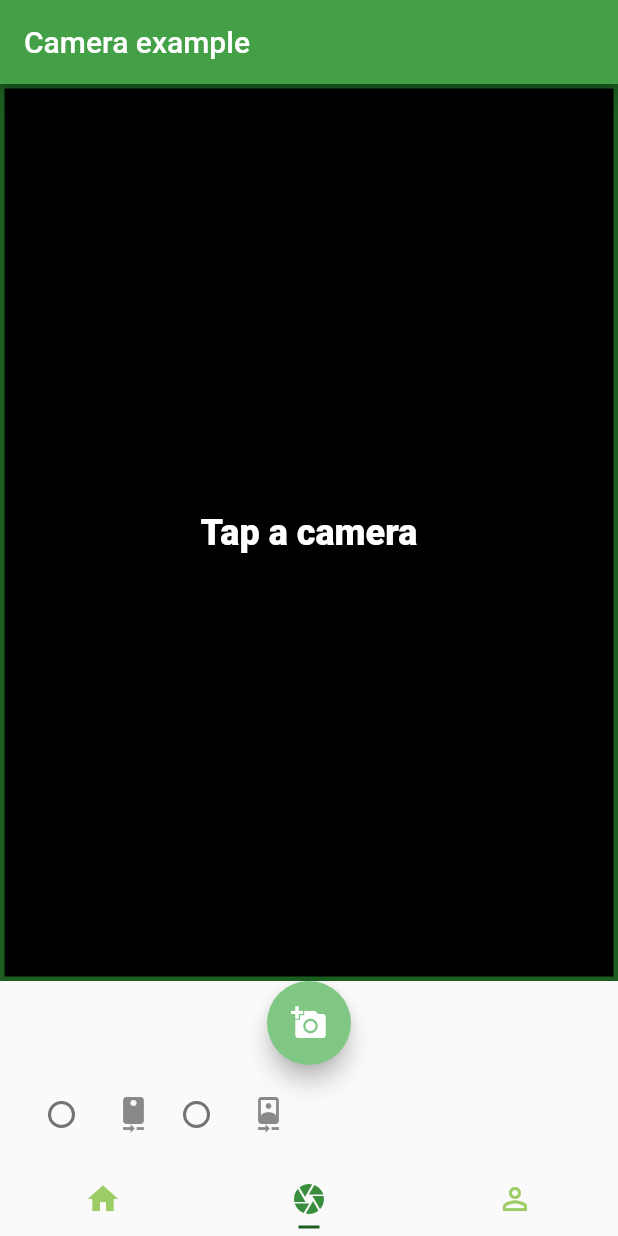
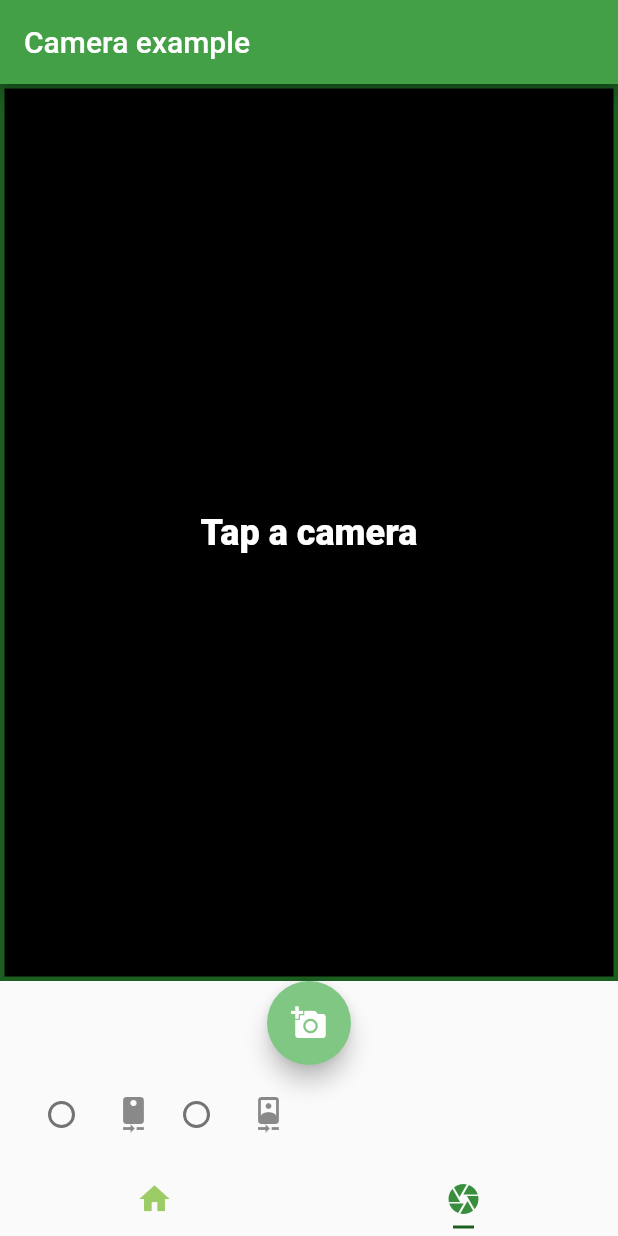
Before and after one commit to NicolaAgostini/DashdroidFlutter, a Flutter app: the screen it shows after launch, tab 2 chosen, on a phone screen of 412 x 824 dp. Run offline on Flutter 3.47's test engine with Material 2 defaults, Android fonts, the phone set to English and light mode, and no system bars; our stand-ins replace camera, flutter_compass, geolocator, sensors.

Commit message:
bug fixed

```diff
--- a/lib/main.dart
+++ b/lib/main.dart
@@ -5,8 +5,11 @@ import 'package:camera/camera.dart';
 import 'dart:async';
 import 'gyroscope.dart';
 import 'position.dart';
+import 'package:flutter/services.dart';
+
 
 void main() {
+
   initializeCamera();
   runApp(new MyApp());
 }
@@ -25,6 +28,10 @@ class MyApp extends StatelessWidget {
   // This widget is the root of your application.
   @override
   Widget build(BuildContext context) {
+    SystemChrome.setPreferredOrientations([
+      DeviceOrientation.portraitUp,
+      DeviceOrientation.portraitDown,
+    ]);
 
     return new MaterialApp(
       title: 'Flutter Demo',
@@ -51,9 +58,7 @@ class MyApp extends StatelessWidget {
               Tab(
                 icon: new Icon(Icons.camera),
               ),
-              Tab(
-                icon: new Icon(Icons.perm_identity),
-              ),
+
 
             ],
             labelColor: Colors.green[700],
--- a/pubspec.yaml
+++ b/pubspec.yaml
@@ -26,6 +26,7 @@ dependencies:
   sensors: ^0.3.5
   flutter_iap: ^1.2.3
   geolocator: ^2.1.1
+  flutter_compass: ^0.0.2
 
 
 dev_dependencies:
```
Also changed, not shown: lib/magnetometer.dart (added, +72 -0 lines), 1 other file.
